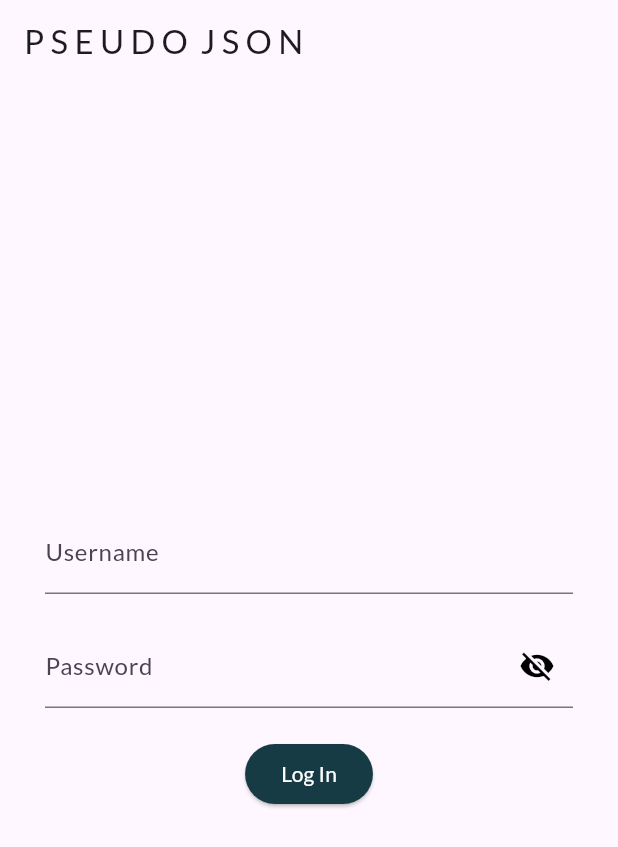
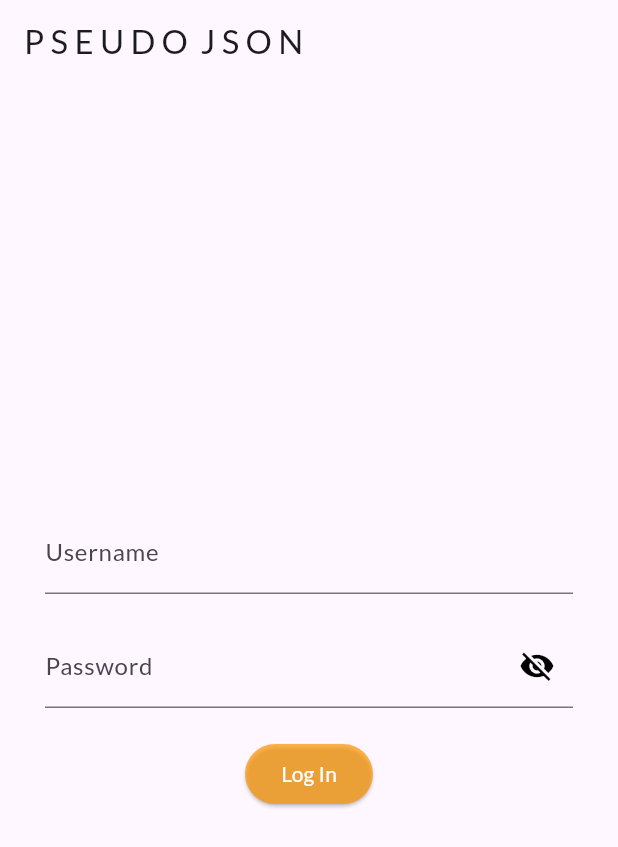
Before and after one commit to anjumArnab/Recipes-App, a Flutter app: the screen it shows after launch, on a phone screen of 412 x 824 dp. Shown: the top 847 px of the screen. Run offline on Flutter 3.47's test engine with Material 3 defaults, Android fonts, the phone set to English and light mode, and no system bars; our stand-ins replace google_fonts.

Commit message:
button color changed

```diff
--- a/lib/widgets/custome_button.dart
+++ b/lib/widgets/custome_button.dart
@@ -21,7 +21,7 @@ class CustomButton extends StatelessWidget {
     return ElevatedButton(
       onPressed: onPressed,
       style: ElevatedButton.styleFrom(
-        backgroundColor:const Color.fromRGBO(23, 59, 69, 1),
+        backgroundColor: Colors.orange.withOpacity(0.7),
         shape: RoundedRectangleBorder(borderRadius: BorderRadius.circular(30)),
       ),
       child: Text(text, style: TextStyle(
```
